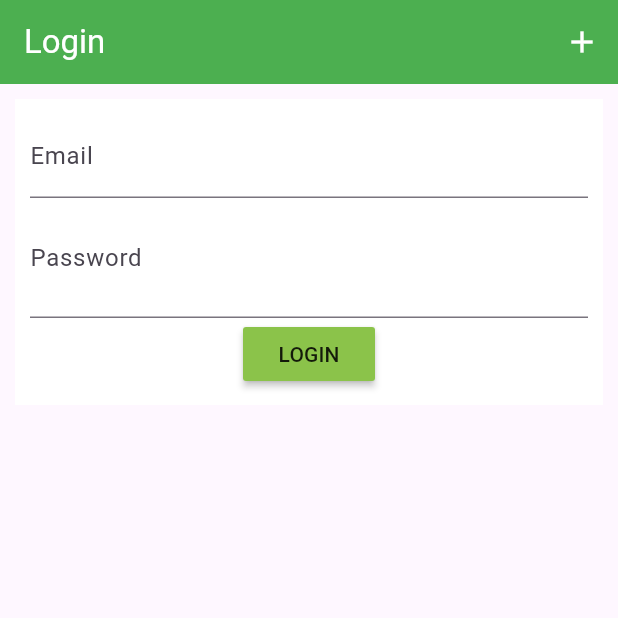
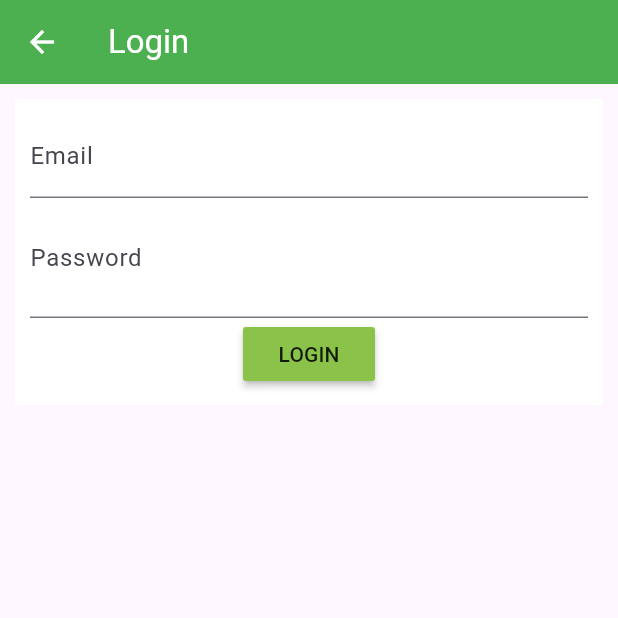
Before and after one commit to fs-angga27/Movie_flutter, a Flutter app: the screen it shows after launch, after a tap on the "add" icon, on a phone screen of 412 x 824 dp, the top half of it. Run offline on Flutter 3.47's test engine with Material 3 defaults, Android fonts, the phone set to English and light mode, and no system bars; our stand-ins replace shared_preferences.

Commit message:
fixing button position

```diff
--- a/lib/views/login_view.dart
+++ b/lib/views/login_view.dart
@@ -16,21 +16,19 @@ class _LoginViewState extends State<LoginView> {
   TextEditingController password = TextEditingController();
   bool isLoading = false;
   bool showPass = true;
+
   @override
   Widget build(BuildContext context) {
     return Scaffold(
       appBar: AppBar(
-        title: Text("Login"),
-        backgroundColor: Colors.green,
-        foregroundColor: Colors.white,
-        actions: [
-          IconButton(
+          title: Text("Login"),
+          backgroundColor: Colors.green,
+          foregroundColor: Colors.white,
+          leading: IconButton(
               onPressed: () {
-                Navigator.pushReplacementNamed(context, '/login');
+                Navigator.pushReplacementNamed(context, '/register');
               },
-              icon: Icon(Icons.add))
-        ],
-      ),
+              icon: Icon(Icons.arrow_back))),
       body: SingleChildScrollView(
         child: Container(
           margin: EdgeInsets.all(10),
```
Also changed, not shown: lib/main.dart (line endings or trailing spaces).
